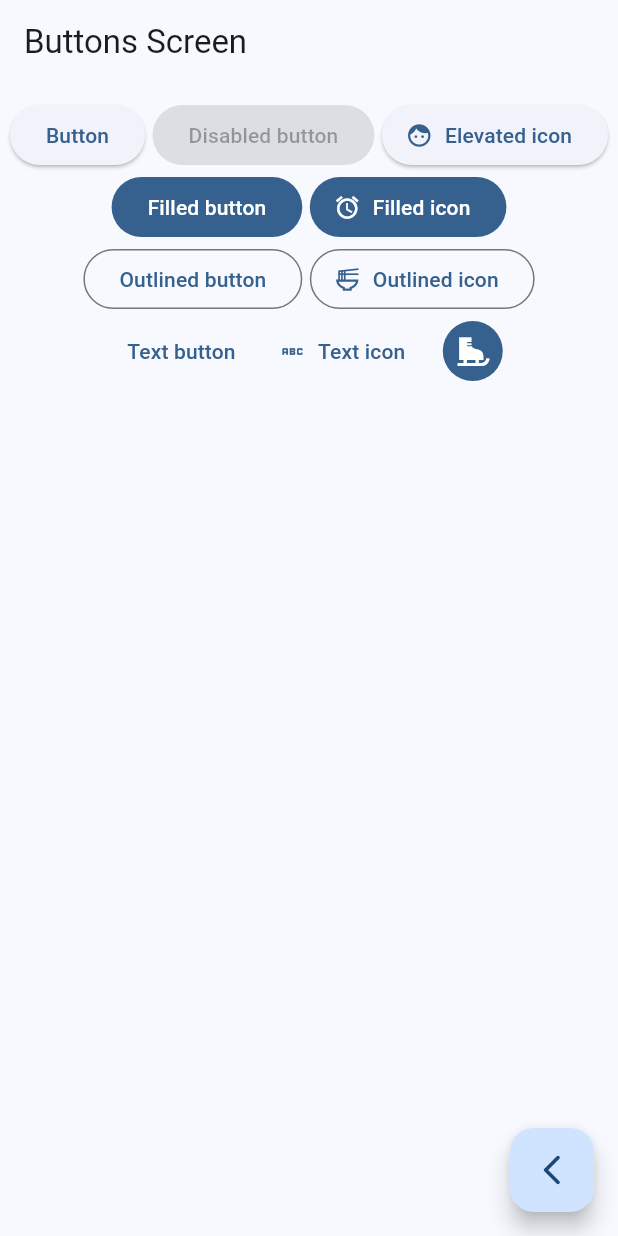
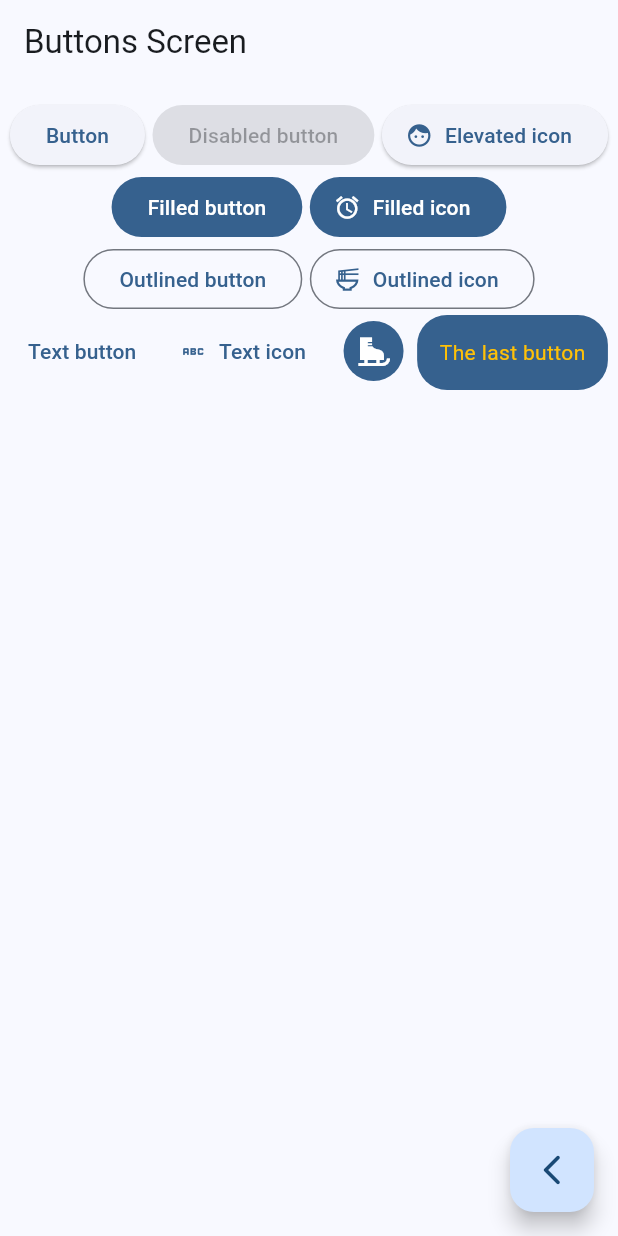
Before and after one commit to ProgramadorIV/Simple-flutter-app, a Flutter app: the ButtonsScreen screen opened by its route, on a phone screen of 412 x 824 dp. Run offline on Flutter 3.47's test engine with Material 2 defaults, Android fonts, the phone set to English and light mode, and no system bars; our stand-ins replace go_router.

Commit message:
Custom button

```diff
--- a/lib/presentation/screens/buttons/button_screen.dart
+++ b/lib/presentation/screens/buttons/button_screen.dart
@@ -73,9 +73,36 @@ class _ButtonsView extends StatelessWidget {
                 //All is used for all the states of the button -> ex. splash
               ),
             ),
+            const _CustomButton(),
           ],
         ),
       ),
     );
   }
 }
+
+class _CustomButton extends StatelessWidget {
+  const _CustomButton();
+
+  @override
+  Widget build(BuildContext context) {
+    final colors = Theme.of(context).colorScheme;
+
+    return ClipRRect(
+      borderRadius: BorderRadius.circular(20),
+      child: Material(
+        color: colors.primary,
+        child: InkWell(
+          onTap: () {},
+          child: const Padding(
+            padding: EdgeInsets.symmetric(horizontal: 15, vertical: 15),
+            child: Text(
+              'The last button',
+              style: TextStyle(color: Colors.amber),
+            ),
+          ),
+        ),
+      ),
+    );
+  }
+}
```
